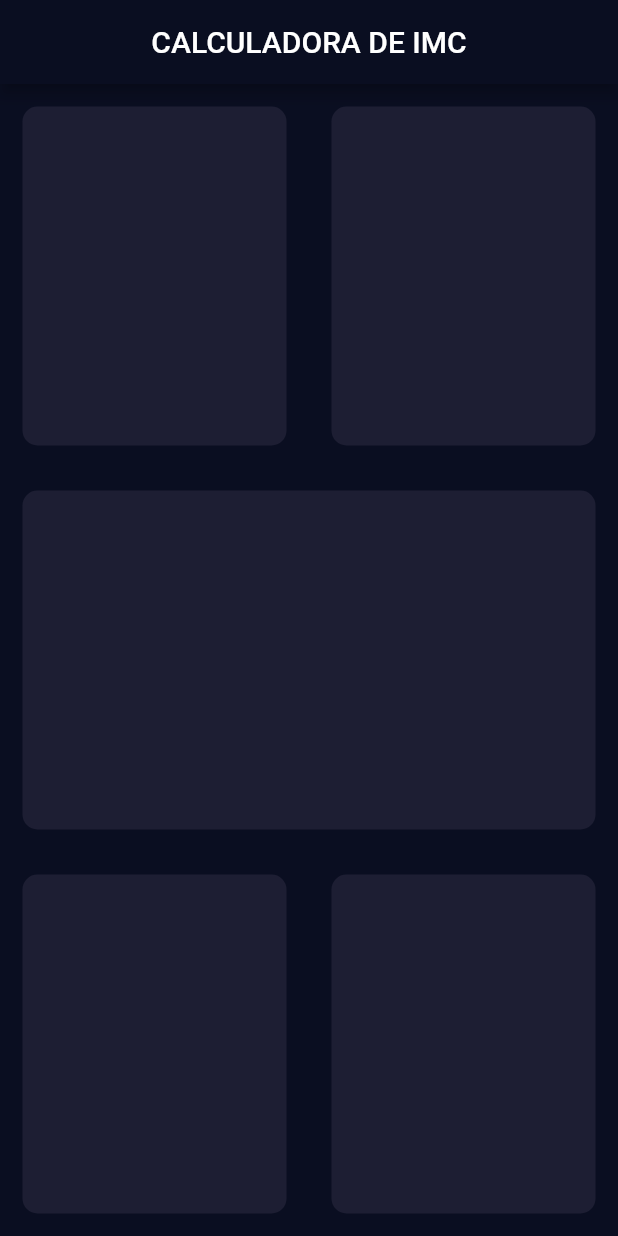
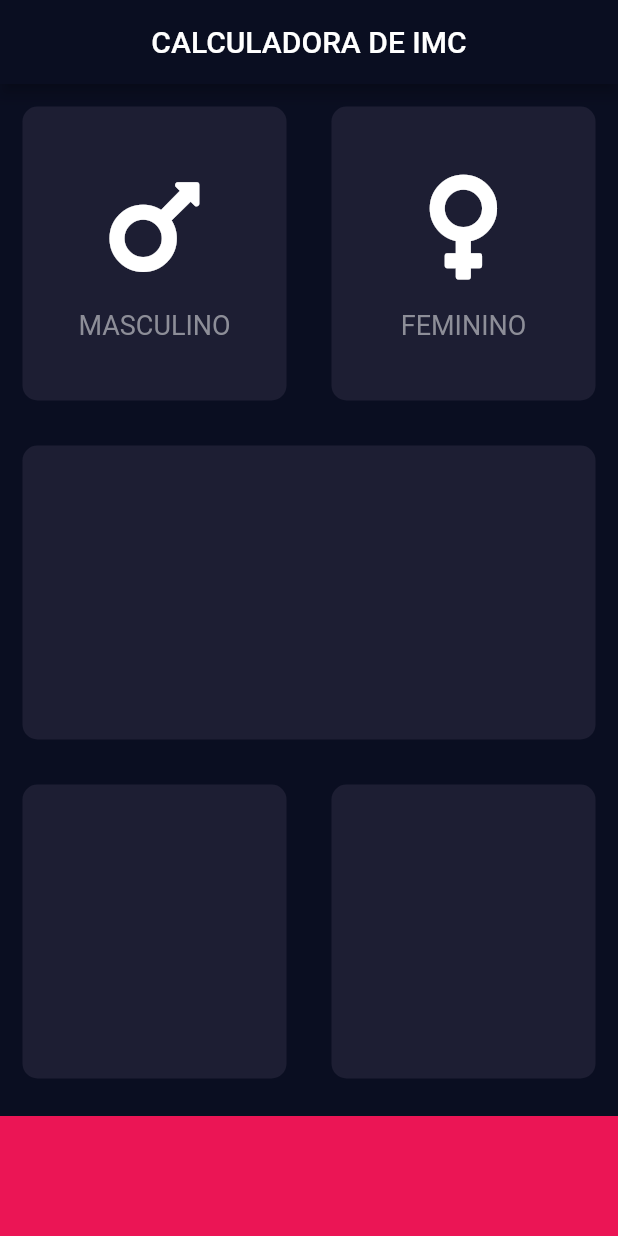
Before and after one commit to joaopaulozorek/calculadora-imc, a Flutter app: the screen it shows after launch, on a phone screen of 412 x 824 dp. Run offline on Flutter 3.47's test engine with Material 2 defaults, Android fonts, the phone set to English and light mode, and no system bars; our stand-ins replace font_awesome_flutter.

Commit message:
Alterando o layout dos cards de genero e separando os widgets da input_page

```diff
--- /dev/null
+++ b/lib/icon_content.dart
@@ -0,0 +1,32 @@
+import 'package:flutter/material.dart';
+
+const labelTextStyle = TextStyle(
+  fontSize: 18.0,
+  color: Color(0xFF8D8E98),
+);
+
+class IconContent extends StatelessWidget {
+  final String label;
+  final IconData icon;
+
+  const IconContent({@required this.label, @required this.icon});
+  @override
+  Widget build(BuildContext context) {
+    return Column(
+      mainAxisAlignment: MainAxisAlignment.center,
+      children: [
+        Icon(
+          icon,
+          size: 80.0,
+        ),
+        SizedBox(
+          height: 15,
+        ),
+        Text(
+          label,
+          style: labelTextStyle,
+        ),
+      ],
+    );
+  }
+}
--- a/lib/input_page.dart
+++ b/lib/input_page.dart
@@ -1,4 +1,11 @@
 import 'package:flutter/material.dart';
+import 'package:font_awesome_flutter/font_awesome_flutter.dart';
+import 'reusable_card.dart';
+import 'icon_content.dart';
+
+const bottomContainerHeight = 80.0;
+const bottomContainerColour = Color(0xFFEB1555);
+const activeCardColour = Color(0xFF1D1E33);
 
 class InputPage extends StatefulWidget {
   @override
@@ -20,12 +27,20 @@ class _InputPageState extends State<InputPage> {
               children: [
                 Expanded(
                   child: ReusableCard(
-                    colour: Color(0xFF1D1E33),
+                    colour: activeCardColour,
+                    cardChild: IconContent(
+                      label: 'MASCULINO',
+                      icon: FontAwesomeIcons.mars,
+                    ),
                   ),
                 ),
                 Expanded(
                   child: ReusableCard(
-                    colour: Color(0xFF1D1E33),
+                    colour: activeCardColour,
+                    cardChild: IconContent(
+                      label: 'FEMININO',
+                      icon: FontAwesomeIcons.venus,
+                    ),
                   ),
                 ),
               ],
@@ -33,7 +48,7 @@ class _InputPageState extends State<InputPage> {
           ),
           Expanded(
             child: ReusableCard(
-              colour: Color(0xFF1D1E33),
+              colour: activeCardColour,
             ),
           ),
           Expanded(
@@ -41,35 +56,25 @@ class _InputPageState extends State<InputPage> {
               children: [
                 Expanded(
                   child: ReusableCard(
-                    colour: Color(0xFF1D1E33),
+                    colour: activeCardColour,
                   ),
                 ),
                 Expanded(
                   child: ReusableCard(
-                    colour: Color(0xFF1D1E33),
+                    colour: activeCardColour,
                   ),
                 ),
               ],
             ),
+          ),
+          Container(
+            color: bottomContainerColour,
+            margin: EdgeInsets.only(top: 10),
+            height: bottomContainerHeight,
+            width: double.infinity,
           ),
         ],
       ),
     );
   }
 }
-
-class ReusableCard extends StatelessWidget {
-  final Color colour;
-
-  ReusableCard({@required this.colour});
-  @override
-  Widget build(BuildContext context) {
-    return Container(
-      margin: EdgeInsets.all(15),
-      decoration: BoxDecoration(
-        borderRadius: BorderRadius.circular(10),
-        color: colour,
-      ),
-    );
-  }
-}
--- /dev/null
+++ b/lib/reusable_card.dart
@@ -0,0 +1,19 @@
+import 'package:flutter/material.dart';
+
+class ReusableCard extends StatelessWidget {
+  ReusableCard({@required this.colour, this.cardChild});
+  final Color colour;
+  final Widget cardChild;
+
+  @override
+  Widget build(BuildContext context) {
+    return Container(
+      child: cardChild,
+      margin: EdgeInsets.all(15),
+      decoration: BoxDecoration(
+        borderRadius: BorderRadius.circular(10),
+        color: colour,
+      ),
+    );
+  }
+}
--- a/pubspec.yaml
+++ b/pubspec.yaml
@@ -13,6 +13,7 @@ dependencies:
     sdk: flutter
 
   cupertino_icons: ^1.0.2
+  font_awesome_flutter: ^9.0.0
 
 dev_dependencies:
   flutter_test:
```
Also changed, not shown: pubspec.lock.
